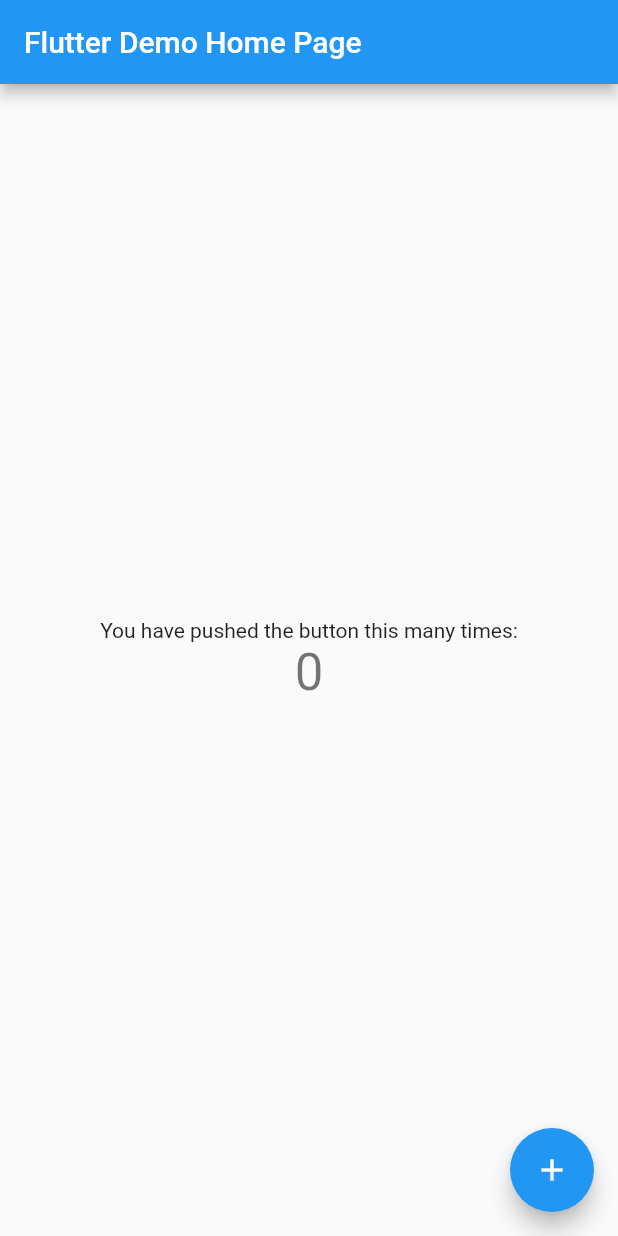
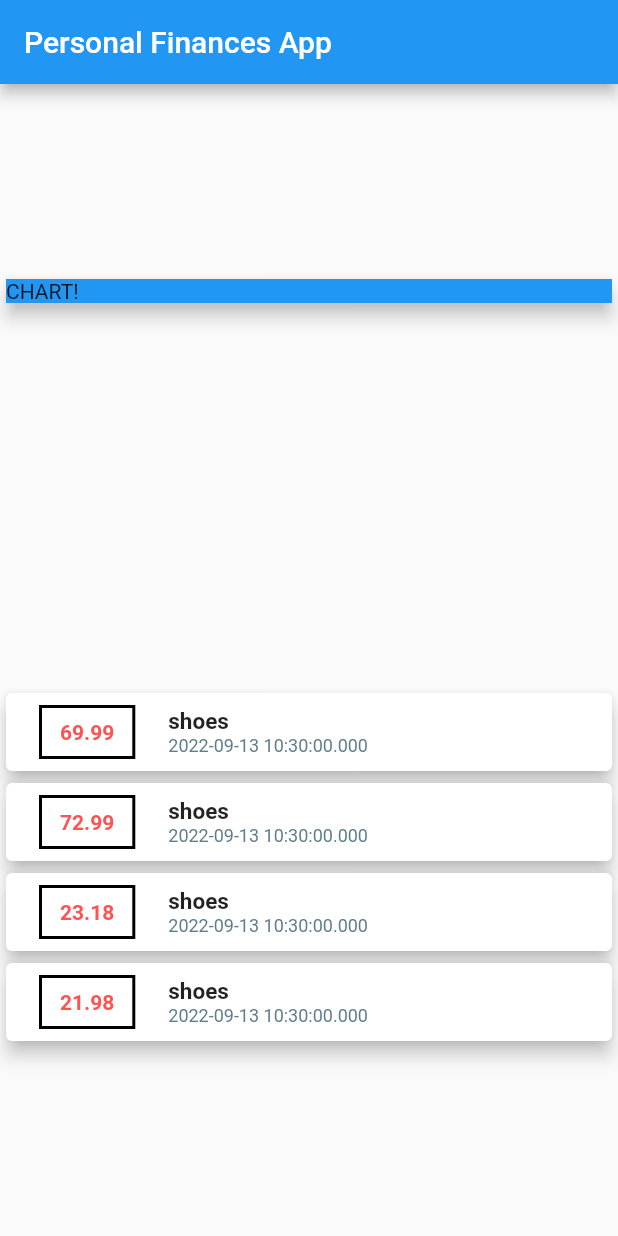
Before and after one commit to PetarCRO/Flutter-Course-02-Personal-Finances, a Flutter app: the screen it shows after launch, on a phone screen of 412 x 824 dp. Run offline on Flutter 3.47's test engine with Material 2 defaults, Android fonts, the phone set to English and light mode, and no system bars.

Commit message:
created a class of Transactions + basic styling of transaction cards

```diff
--- a/lib/main.dart
+++ b/lib/main.dart
@@ -1,115 +1,89 @@
 import 'package:flutter/material.dart';
+import './transaction.dart';
 
-void main() {
-  runApp(const MyApp());
-}
+void main() => runApp(MyApp());
 
 class MyApp extends StatelessWidget {
-  const MyApp({super.key});
-
-  // This widget is the root of your application.
   @override
   Widget build(BuildContext context) {
     return MaterialApp(
-      title: 'Flutter Demo',
-      theme: ThemeData(
-        // This is the theme of your application.
-        //
-        // Try running your application with "flutter run". You'll see the
-        // application has a blue toolbar. Then, without quitting the app, try
-        // changing the primarySwatch below to Colors.green and then invoke
-        // "hot reload" (press "r" in the console where you ran "flutter run",
-        // or simply save your changes to "hot reload" in a Flutter IDE).
-        // Notice that the counter didn't reset back to zero; the application
-        // is not restarted.
-        primarySwatch: Colors.blue,
-      ),
-      home: const MyHomePage(title: 'Flutter Demo Home Page'),
+      debugShowCheckedModeBanner: false,
+      title: 'Personal Finances',
+      home: PersonalFinances(),
     );
   }
 }
 
-class MyHomePage extends StatefulWidget {
-  const MyHomePage({super.key, required this.title});
-
-  // This widget is the home page of your application. It is stateful, meaning
-  // that it has a State object (defined below) that contains fields that affect
-  // how it looks.
-
-  // This class is the configuration for the state. It holds the values (in this
-  // case the title) provided by the parent (in this case the App widget) and
-  // used by the build method of the State. Fields in a Widget subclass are
-  // always marked "final".
-
-  final String title;
-
-  @override
-  State<MyHomePage> createState() => _MyHomePageState();
-}
-
-class _MyHomePageState extends State<MyHomePage> {
-  int _counter = 0;
-
-  void _incrementCounter() {
-    setState(() {
-      // This call to setState tells the Flutter framework that something has
-      // changed in this State, which causes it to rerun the build method below
-      // so that the display can reflect the updated values. If we changed
-      // _counter without calling setState(), then the build method would not be
-      // called again, and so nothing would appear to happen.
-      _counter++;
-    });
-  }
-
+class PersonalFinances extends StatelessWidget {
+  final List<Transaction> transactions = [
+    Transaction(id: 't1', title: 'shoes', amount: 69.99, date: DateTime.now()),
+    Transaction(id: 't2', title: 'shoes', amount: 72.99, date: DateTime.now()),
+    Transaction(id: 't3', title: 'shoes', amount: 23.18, date: DateTime.now()),
+    Transaction(id: 't4', title: 'shoes', amount: 21.98, date: DateTime.now()),
+  ];
   @override
   Widget build(BuildContext context) {
-    // This method is rerun every time setState is called, for instance as done
-    // by the _incrementCounter method above.
-    //
-    // The Flutter framework has been optimized to make rerunning build methods
-    // fast, so that you can just rebuild anything that needs updating rather
-    // than having to individually change instances of widgets.
     return Scaffold(
       appBar: AppBar(
-        // Here we take the value from the MyHomePage object that was created by
-        // the App.build method, and use it to set our appbar title.
-        title: Text(widget.title),
+        title: Text('Personal Finances App'),
       ),
-      body: Center(
-        // Center is a layout widget. It takes a single child and positions it
-        // in the middle of the parent.
-        child: Column(
-          // Column is also a layout widget. It takes a list of children and
-          // arranges them vertically. By default, it sizes itself to fit its
-          // children horizontally, and tries to be as tall as its parent.
-          //
-          // Invoke "debug painting" (press "p" in the console, choose the
-          // "Toggle Debug Paint" action from the Flutter Inspector in Android
-          // Studio, or the "Toggle Debug Paint" command in Visual Studio Code)
-          // to see the wireframe for each widget.
-          //
-          // Column has various properties to control how it sizes itself and
-          // how it positions its children. Here we use mainAxisAlignment to
-          // center the children vertically; the main axis here is the vertical
-          // axis because Columns are vertical (the cross axis would be
-          // horizontal).
-          mainAxisAlignment: MainAxisAlignment.center,
-          children: <Widget>[
-            const Text(
-              'You have pushed the button this many times:',
+      body: Column(
+        mainAxisAlignment: MainAxisAlignment.spaceAround,
+        children: [
+          Card(
+            child: Container(
+              child: Text('CHART!'),
+              width: double.infinity,
+              color: Colors.blue,
             ),
-            Text(
-              '$_counter',
-              style: Theme.of(context).textTheme.headline4,
-            ),
-          ],
-        ),
+            elevation: 5,
+          ),
+          Column(
+            children: transactions
+                .map((tx) => Card(
+                      elevation: 5,
+                      child: Row(
+                        children: [
+                          Container(
+                            margin: EdgeInsets.symmetric(
+                                vertical: 8, horizontal: 22),
+                            padding: EdgeInsets.symmetric(
+                                vertical: 8, horizontal: 12),
+                            decoration: BoxDecoration(
+                              border: Border.all(
+                                color: Colors.black,
+                                width: 2,
+                              ),
+                            ),
+                            child: Text(
+                              tx.amount.toString(),
+                              style: TextStyle(
+                                  fontWeight: FontWeight.bold,
+                                  color: Colors.redAccent),
+                            ),
+                          ),
+                          Column(
+                            crossAxisAlignment: CrossAxisAlignment.start,
+                            children: [
+                              Text(
+                                tx.title,
+                                style: TextStyle(
+                                    fontWeight: FontWeight.bold, fontSize: 15),
+                              ),
+                              Text(
+                                tx.date.toString(),
+                                style: TextStyle(
+                                    color: Colors.blueGrey, fontSize: 12),
+                              )
+                            ],
+                          )
+                        ],
+                      ),
+                    ))
+                .toList(),
+          )
+        ],
       ),
-      floatingActionButton: FloatingActionButton(
-        onPressed: _incrementCounter,
-        tooltip: 'Increment',
-        child: const Icon(Icons.add),
-      ), // This trailing comma makes auto-formatting nicer for build methods.
     );
   }
 }
--- /dev/null
+++ b/lib/transaction.dart
@@ -0,0 +1,12 @@
+class Transaction {
+  final String id;
+  final String title;
+  final double amount;
+  final DateTime date;
+
+  Transaction(
+      {required this.id,
+      required this.title,
+      required this.amount,
+      required this.date});
+}
```
